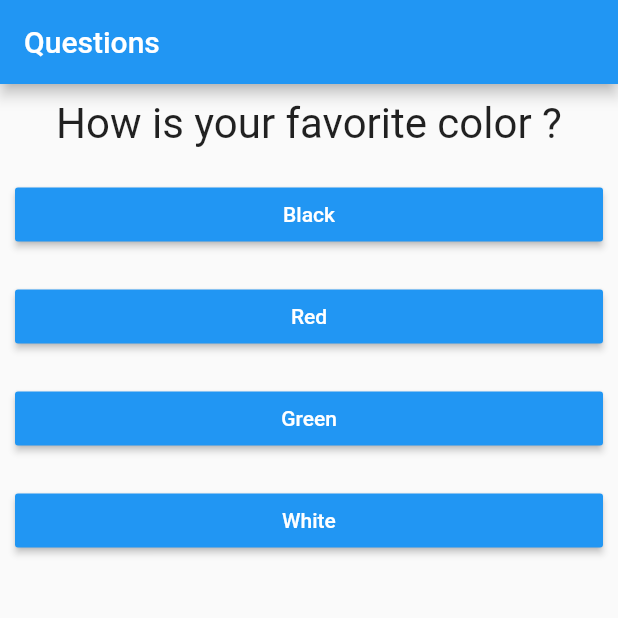
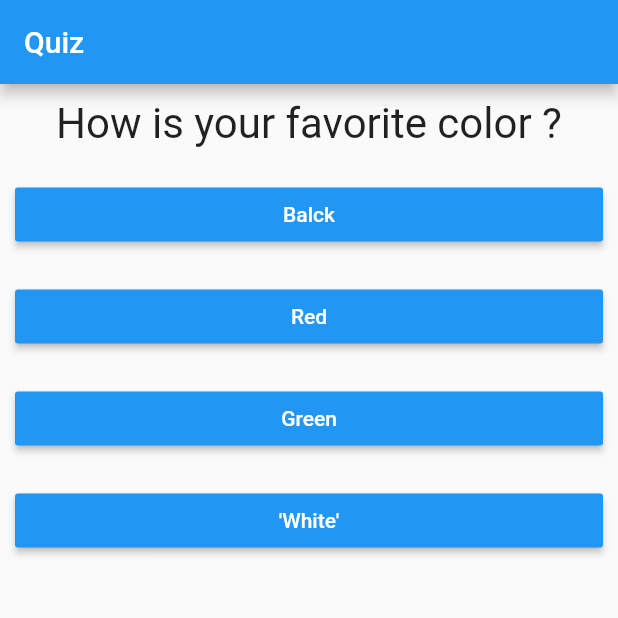
Before and after one commit to robsonoduarte/learn-flutter, a Flutter app: the screen it shows after launch, on a phone screen of 412 x 824 dp, the top half of it. Run offline on Flutter 3.47's test engine with Material 2 defaults, Android fonts, the light colour scheme and no system bars.

Commit message:
refactor the project (#1)

```diff
--- a/flutter-curse/flutter_basic/lib/main.dart
+++ b/flutter-curse/flutter_basic/lib/main.dart
@@ -7,44 +7,52 @@ import 'package:flutter_basic/result.dart';
 main() => runApp(QuestionApp());
 
 class _QuestionAppState extends State<QuestionApp> {
-  var _questionSelected = 0;
-  final _questionsAndAnswers = const [
-    {
-      'question': 'How is your favorite color ?',
-      'answers': ['Black', 'Red', 'Green', 'White'],
-    },
-    {
-      'question': 'How is your favorite color ?',
-      'answers': ['Dog', 'Cat', 'Duck', 'Elefant'],
-    },
-    {
-      'question': 'How is your favorite Theacher ?',
-      'answers': ['Robson', 'Ana Mara', 'Cida', 'Antonio'],
-    }
-  ];
+  var quizSelected = 0;
+  List<Quiz> _quizzes;
+
+  _QuestionAppState() {
+    _quizzes = [
+      Quiz(Question("How is your favorite color ?"), [
+        Answer("Balck", _answer),
+        Answer("Red", _answer),
+        Answer("Green", _answer),
+        Answer("'White'", _answer),
+      ]),
+      Quiz(Question("How is your favorite Aninal ?"), [
+        Answer("Dog", _answer),
+        Answer("Cat", _answer),
+        Answer("Duck", _answer),
+        Answer("Elefant", _answer),
+      ]),
+      Quiz(Question("How is your favorite Theacher ?"), [
+        Answer("Leo", _answer),
+        Answer("Robson", _answer),
+        Answer("Ana Mara", _answer),
+        Answer("Aparecida", _answer),
+      ])
+    ];
+  }
 
   void _answer() {
     setState(() {
-      _questionSelected++;
+      quizSelected++;
     });
   }
 
-  _hasQuestionSelected() {
-    return _questionSelected < _questionsAndAnswers.length;
+  _hasQuizSelected() {
+    return quizSelected < _quizzes.length;
   }
 
   @override
   Widget build(BuildContext context) {
-
     return MaterialApp(
         home: Scaffold(
-      appBar: AppBar(
-        title: Text('Questions'),
-      ),
-      body: _hasQuestionSelected()
-          ? Quiz(questionsAndAnswers: _questionsAndAnswers, questionSelected : _questionSelected, answer: _answer)
-          : Result('Congratulations Bravox !'),
-    ));
+            appBar: AppBar(
+              title: Text('Quiz'),
+            ),
+            body: _hasQuizSelected()
+                ? _quizzes.elementAt(quizSelected)
+                : Result('Congratulations Bravox !')));
   }
 }
 
--- a/flutter-curse/flutter_basic/lib/quiz.dart
+++ b/flutter-curse/flutter_basic/lib/quiz.dart
@@ -4,31 +4,13 @@ import 'package:flutter_basic/question.dart';
 import 'answer.dart';
 
 class Quiz extends StatelessWidget {
+  final Question question;
+  final List<Answer> answers;
 
-  final List<Map<String, Object>> questionsAndAnswers;
-  final int questionSelected;
-  final void Function() answer;
-
-  const Quiz({
-    @required this.questionsAndAnswers,
-    @required this.questionSelected,
-    @required this.answer
-  });
-
-  hasQuestionSelected() {
-    return questionSelected < questionsAndAnswers.length;
-  }
+  const Quiz(this.question, this.answers);
 
   @override
   Widget build(BuildContext context) {
-    List<String> answers = hasQuestionSelected()
-        ? questionsAndAnswers[questionSelected]['answers']
-        : null;
-    return Column(children: [
-    Question(questionsAndAnswers[questionSelected]['question']),
-    ...answers.map((asw) => Answer(asw, answer)).toList(),
-    ]
-    );
+    return Column(children: [question, ...answers]);
   }
-
 }
```
